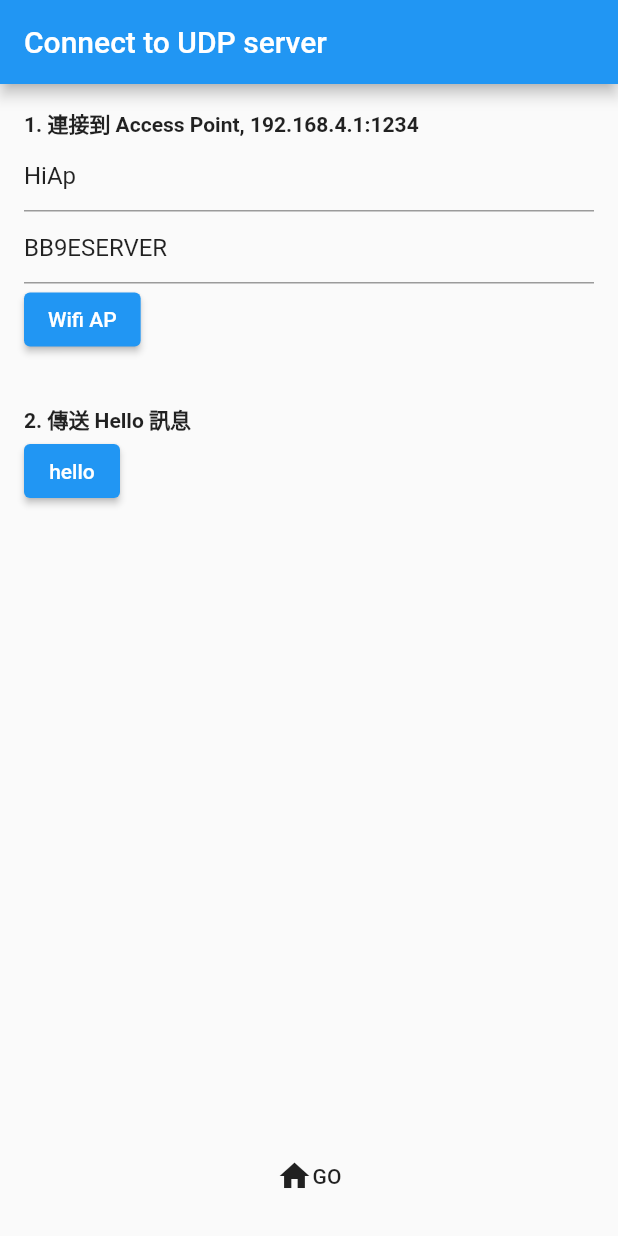
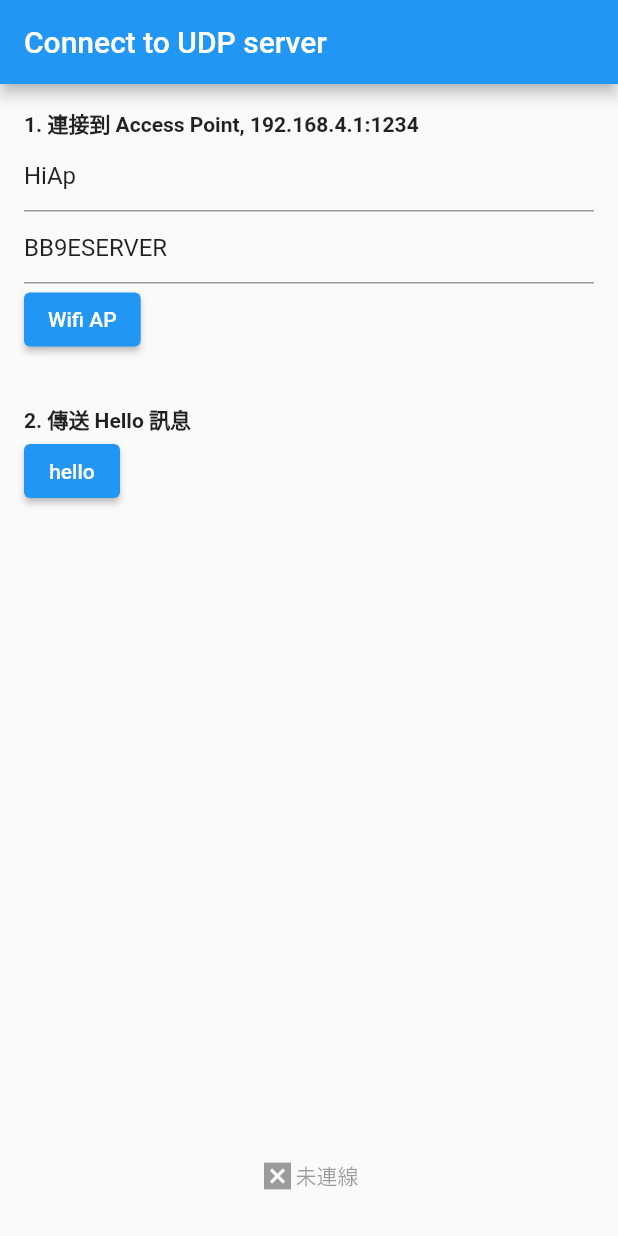
Before and after one commit to xunqun/flutter_arduino_wifi_udp, a Flutter app: the screen it shows after launch, after a tap on "Wifi AP", on a phone screen of 412 x 824 dp. Run offline on Flutter 3.47's test engine with Material 2 defaults, Android fonts, the phone set to English and light mode, and no system bars; our stand-ins replace file_picker, permission_handler, shared_preferences, sn_progress_dialog; missing offline and left inert: wifi_iot.

Commit message:
Updated trans to Unicast

```diff
--- a/lib/manager/udp_manager.dart
+++ b/lib/manager/udp_manager.dart
@@ -9,7 +9,7 @@ UdpManager udpManager = UdpManager();
 
 class UdpManager extends ChangeNotifier {
   /// Target AP connect state
-  bool _isConnected = true;
+  bool _isConnected = false;
   int _progress = 0;
 
   set progress(value) {
@@ -32,7 +32,7 @@ class UdpManager extends ChangeNotifier {
   RawDatagramSocket? _rawDatagramSocket = null;
 
   set rawDatagramSocket(socket) {
-    WiFiForIoTPlugin.forceWifiUsage(true);
+
     _rawDatagramSocket?.close();
     _rawDatagramSocket = null;
     _rawDatagramSocket = socket;
@@ -59,6 +59,7 @@ class UdpManager extends ChangeNotifier {
         case RawSocketEvent.closed:
           print('Client disconnected.');
           logManager.addEvent('Client disconnected.');
+          udpManager.isConnected = false;
       }
     });
   }
@@ -66,7 +67,8 @@ class UdpManager extends ChangeNotifier {
   get rawDatagramSocket => _rawDatagramSocket;
 
   write(List<int> data) {
-    rawDatagramSocket?.send(data, InternetAddress('192.168.4.255'), 1234);
+    rawDatagramSocket?.broadcastEnabled = false;
+    rawDatagramSocket?.send(data, InternetAddress('192.168.4.1'), 1234);
   }
 
   close() {
--- a/lib/screen/screen_connect.dart
+++ b/lib/screen/screen_connect.dart
@@ -1,4 +1,5 @@
 import 'dart:convert';
+import 'dart:developer';
 import 'dart:io';
 
 import 'package:flutter/cupertino.dart';
@@ -62,12 +63,12 @@ class _ConnectionScreenState extends State<ConnectionScreen> {
                   child: Text('hello')),
               Spacer(),
               MaterialButton(
-                  onPressed: () {
+                  onPressed: udpManager.isConnected ? () {
                     Navigator.of(context).push(MaterialPageRoute(builder: (c) => HomeScreen()));
-                  },
+                  } : null,
                   child: Row(
                     mainAxisAlignment: MainAxisAlignment.center,
-                    children: [Icon(Icons.home), Text('GO')],
+                    children: udpManager.isConnected ? [Icon(Icons.home), Text('GO')] : [Icon(Icons.disabled_by_default), Text('未連線')],
                   ))
             ],
           ),
@@ -77,16 +78,24 @@ class _ConnectionScreenState extends State<ConnectionScreen> {
   }
 
   void connect() async{
-    udpManager.isConnected = await WiFiForIoTPlugin.connect(ssidController.text,
+
+    await WiFiForIoTPlugin.connect(ssidController.text,
         password: pwController.text, joinOnce: true, security: NetworkSecurity.WPA);
+    udpManager.isConnected = await WiFiForIoTPlugin.isConnected();
+    if(udpManager.isConnected){
+      WiFiForIoTPlugin.forceWifiUsage(true);
+      await Future.delayed(Duration(seconds: 1));
+      var addressesIListenFrom = InternetAddress.anyIPv4;
+      // var addressesIListenFrom = InternetAddress('192.168.4.100');
+      int portIListenOn = 1234; //0 is random
 
-    if(udpManager.isConnected){
-      var addressesIListenFrom = InternetAddress.anyIPv4;
-      int portIListenOn = 1234; //0 is random
       RawDatagramSocket.bind(addressesIListenFrom, portIListenOn).then((RawDatagramSocket socket) {
-        socket.broadcastEnabled = true;
         udpManager.rawDatagramSocket = socket;
-        udpManager.write(Utf8Codec().encode('Connected to client'));
+        // udpManager.write(Utf8Codec().encode('Connected to client'));
+        udpManager.isConnected = true;
+      }).catchError((e){
+        log(e.toString());
+        udpManager.isConnected = false;
       });
     }
   }
--- a/pubspec.yaml
+++ b/pubspec.yaml
@@ -37,10 +37,11 @@ dependencies:
   # The following adds the Cupertino Icons font to your application.
   # Use with the CupertinoIcons class for iOS style icons.
   cupertino_icons: ^1.0.2
-  wifi_iot: ^0.3.16
+
   intl: ^0.17.0
   file_picker: ^4.5.1
   sn_progress_dialog: ^1.0.8
+  wifi_iot: ^0.3.16
 
 dev_dependencies:
   flutter_test:
```
Also changed, not shown: 1 other file.
